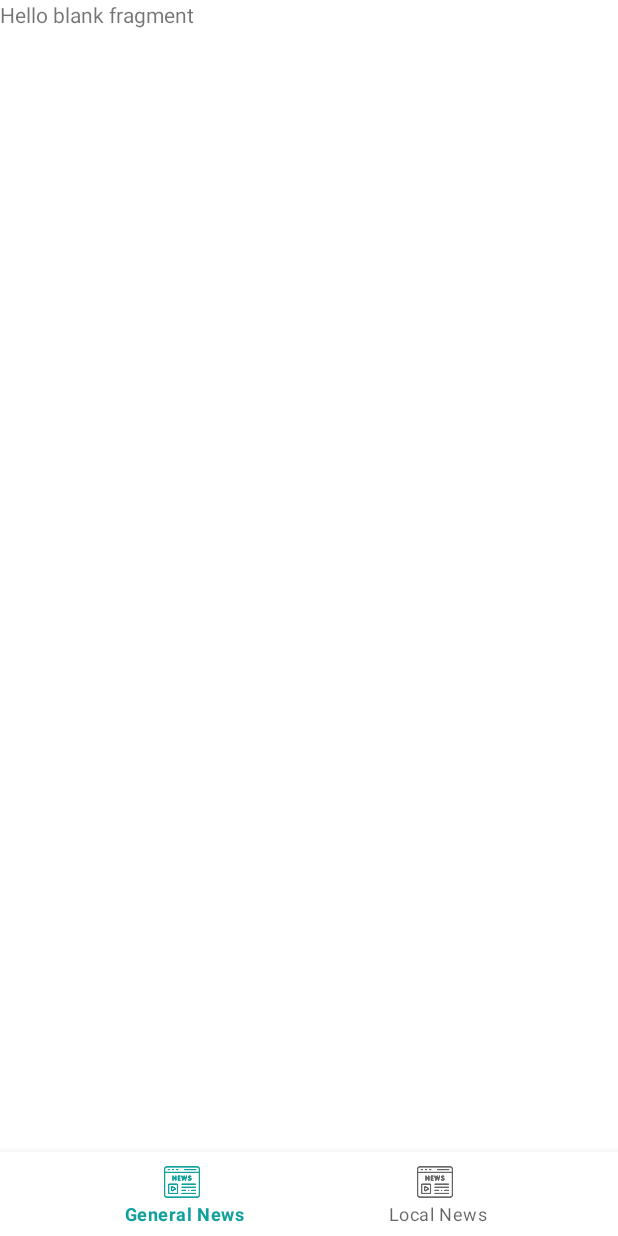
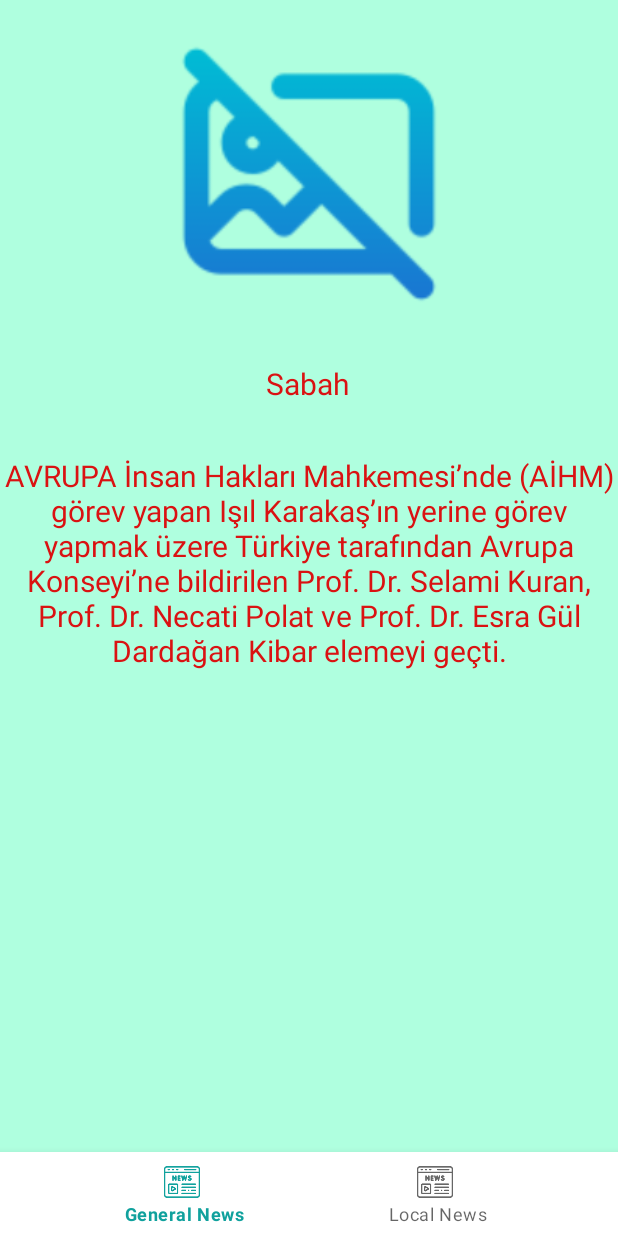
Before and after one commit to ozancanguz/NewsApp, an Android app: the NewsDetailsFragment screen opened through its navigation route, on a phone screen of 412 x 824 dp. Run offline under Robolectric (Android 15) with nearby library versions, the phone set to English and light mode, and no system bars; our stand-ins replace Dagger/Hilt's generated code, navigation-ui; network calls fail; 1 statement that could not run was skipped.

Commit message:
-news details designed

```diff
--- a/app/src/main/java/com/ozancanguz/newsapp/data/adapters/GeneralNewsAdapter.kt
+++ b/app/src/main/java/com/ozancanguz/newsapp/data/adapters/GeneralNewsAdapter.kt
@@ -38,6 +38,9 @@
         holder.itemView.generalNewsimageView.loadImage(currentNews.image)
     }
 
+
+
+
     override fun getItemCount(): Int {
         return generalNews.size
     }
--- a/app/src/main/res/layout/fragment_news_details.xml
+++ b/app/src/main/res/layout/fragment_news_details.xml
@@ -1,14 +1,50 @@
 <?xml version="1.0" encoding="utf-8"?>
-<FrameLayout xmlns:android="http://schemas.android.com/apk/res/android"
+<androidx.constraintlayout.widget.ConstraintLayout xmlns:android="http://schemas.android.com/apk/res/android"
+    xmlns:app="http://schemas.android.com/apk/res-auto"
     xmlns:tools="http://schemas.android.com/tools"
     android:layout_width="match_parent"
     android:layout_height="match_parent"
+    android:background="@color/lightBlue"
     tools:context=".ui.fragments.newsdetails.NewsDetailsFragment">
 
-    <!-- TODO: Update blank fragment layout -->
+
+    <ImageView
+        android:id="@+id/gndetailsimg"
+        android:layout_width="match_parent"
+        android:layout_height="200dp"
+        android:layout_marginTop="16dp"
+        android:src="@drawable/img"
+        app:layout_constraintEnd_toEndOf="parent"
+        app:layout_constraintStart_toStartOf="parent"
+        app:layout_constraintTop_toTopOf="parent" />
+
     <TextView
-        android:layout_width="match_parent"
-        android:layout_height="match_parent"
-        android:text="@string/hello_blank_fragment" />
+        android:id="@+id/gndetailssource"
+        android:layout_width="wrap_content"
+        android:layout_height="wrap_content"
+        android:layout_marginTop="26dp"
+        android:text="Sabah"
+        android:textSize="20sp"
+        android:textColor="#DA1212"
+        app:layout_constraintEnd_toEndOf="parent"
+        app:layout_constraintHorizontal_bias="0.498"
+        app:layout_constraintStart_toStartOf="parent"
+        app:layout_constraintTop_toBottomOf="@+id/gndetailsimg" />
 
-</FrameLayout>
+    <TextView
+        android:id="@+id/gndetailsdescription"
+        android:layout_width="wrap_content"
+        android:layout_height="wrap_content"
+        android:layout_marginTop="34dp"
+        android:layout_marginBottom="211dp"
+        android:gravity="center"
+        android:text="AVRUPA İnsan Hakları Mahkemesi’nde (AİHM) görev yapan Işıl Karakaş’ın yerine görev yapmak üzere Türkiye tarafından Avrupa Konseyi’ne bildirilen Prof. Dr. Selami Kuran, Prof. Dr. Necati Polat ve Prof. Dr. Esra Gül Dardağan Kibar elemeyi geçti."
+        android:textColor="#DA1212"
+        android:textSize="20sp"
+        app:layout_constraintBottom_toBottomOf="parent"
+        app:layout_constraintEnd_toEndOf="parent"
+        app:layout_constraintHorizontal_bias="0.0"
+        app:layout_constraintStart_toStartOf="parent"
+        app:layout_constraintTop_toBottomOf="@+id/gndetailssource"
+        app:layout_constraintVertical_bias="0.0" />
+</androidx.constraintlayout.widget.ConstraintLayout>
```
